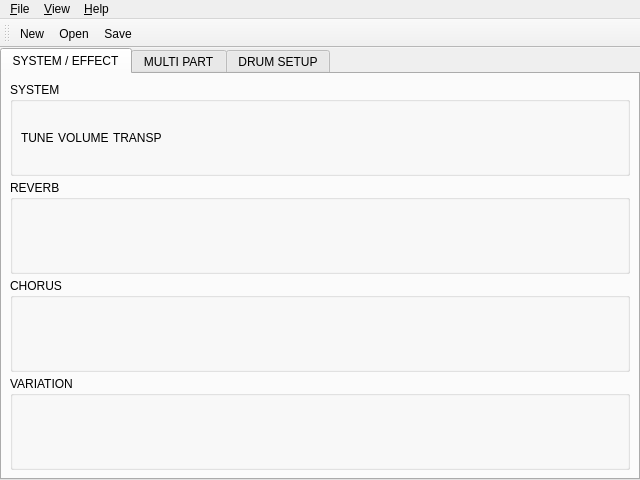
This is src/qxgeditMainForm.ui in rncbc/qxgedit as Qt 5 draws it before an edit. The edited form follows.
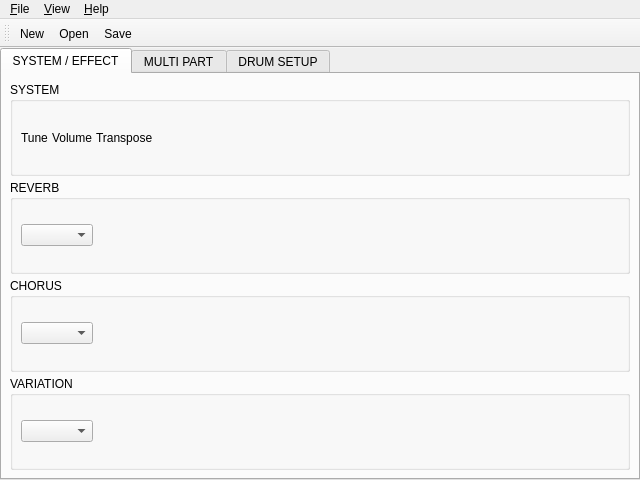
This is the edited form. Icons and pictures are not drawn. Custom widgets are drawn as their Qt base class.

```diff
--- a/src/qxgeditMainForm.ui
+++ b/src/qxgeditMainForm.ui
@@ -70,23 +70,23 @@
           </property>
           <layout class="QHBoxLayout">
            <item>
-            <widget class="qxgeditDial" name="MasterTuneDial">
-             <property name="text">
-              <string>TUNE</string>
+            <widget class="qxgeditDial" name="MasterTuneDial" >
+             <property name="text" >
+              <string>Tune</string>
              </property>
             </widget>
            </item>
            <item>
-            <widget class="qxgeditDial" name="MasterVolumeDial">
-             <property name="text">
-              <string>VOLUME</string>
+            <widget class="qxgeditDial" name="MasterVolumeDial" >
+             <property name="text" >
+              <string>Volume</string>
              </property>
             </widget>
            </item>
            <item>
-            <widget class="qxgeditDial" name="MasterTransposeDial">
-             <property name="text">
-              <string>TRANSP</string>
+            <widget class="qxgeditDial" name="MasterTransposeDial" >
+             <property name="text" >
+              <string>Transpose</string>
              </property>
             </widget>
            </item>
@@ -111,6 +111,24 @@
           <property name="title" >
            <string>REVERB</string>
           </property>
+          <layout class="QHBoxLayout" >
+           <item>
+            <widget class="qxgeditCombo" name="ReverbTypeCombo" />
+           </item>
+           <item>
+            <spacer>
+             <property name="orientation" >
+              <enum>Qt::Horizontal</enum>
+             </property>
+             <property name="sizeHint" stdset="0" >
+              <size>
+               <width>20</width>
+               <height>20</height>
+              </size>
+             </property>
+            </spacer>
+           </item>
+          </layout>
          </widget>
         </item>
         <item>
@@ -118,6 +136,24 @@
           <property name="title" >
            <string>CHORUS</string>
           </property>
+          <layout class="QHBoxLayout" >
+           <item>
+            <widget class="qxgeditCombo" name="ChorusTypeCombo" />
+           </item>
+           <item>
+            <spacer>
+             <property name="orientation" >
+              <enum>Qt::Horizontal</enum>
+             </property>
+             <property name="sizeHint" stdset="0" >
+              <size>
+               <width>20</width>
+               <height>20</height>
+              </size>
+             </property>
+            </spacer>
+           </item>
+          </layout>
          </widget>
         </item>
         <item>
@@ -125,6 +161,24 @@
           <property name="title" >
            <string>VARIATION</string>
           </property>
+          <layout class="QHBoxLayout" >
+           <item>
+            <widget class="qxgeditCombo" name="VariationTypeCombo" />
+           </item>
+           <item>
+            <spacer>
+             <property name="orientation" >
+              <enum>Qt::Horizontal</enum>
+             </property>
+             <property name="sizeHint" stdset="0" >
+              <size>
+               <width>20</width>
+               <height>20</height>
+              </size>
+             </property>
+            </spacer>
+           </item>
+          </layout>
          </widget>
         </item>
        </layout>
@@ -421,6 +475,12 @@
    <header>qxgeditDial.h</header>
    <container>1</container>
   </customwidget>
+  <customwidget>
+   <class>qxgeditCombo</class>
+   <extends>QComboBox</extends>
+   <header>qxgeditCombo.h</header>
+   <container>1</container>
+  </customwidget>
  </customwidgets>
  <resources>
   <include location="../icons/qxgedit.qrc" />
```
Left out of the diff: 6 changed lines with no effect on the pictures.
